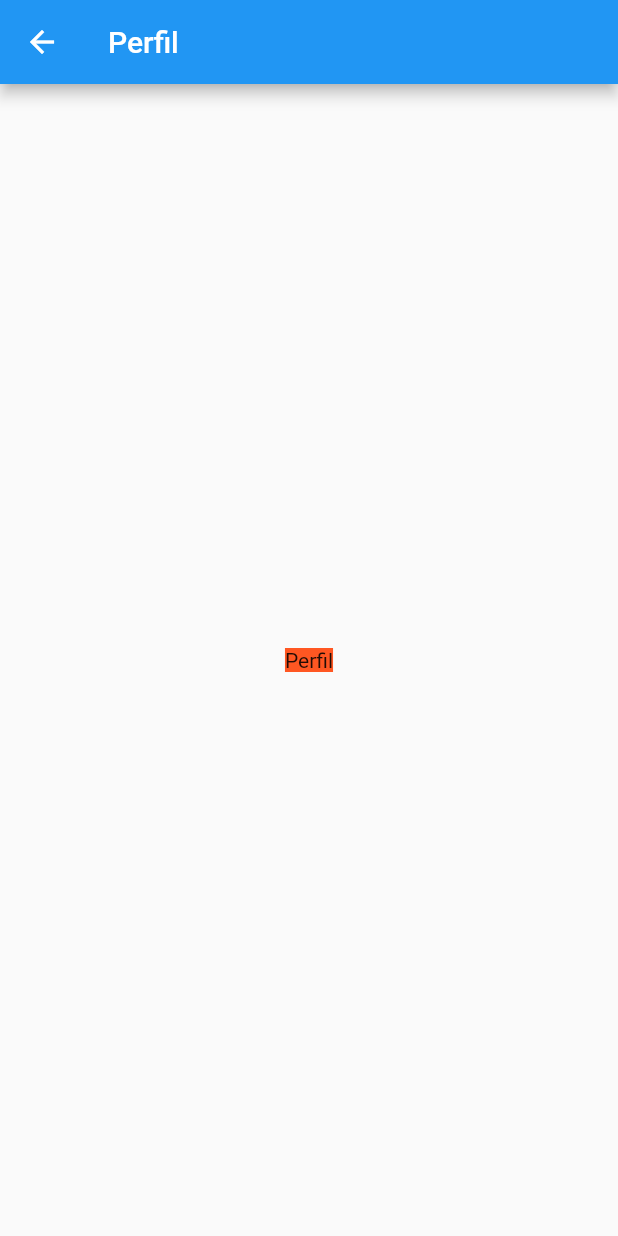
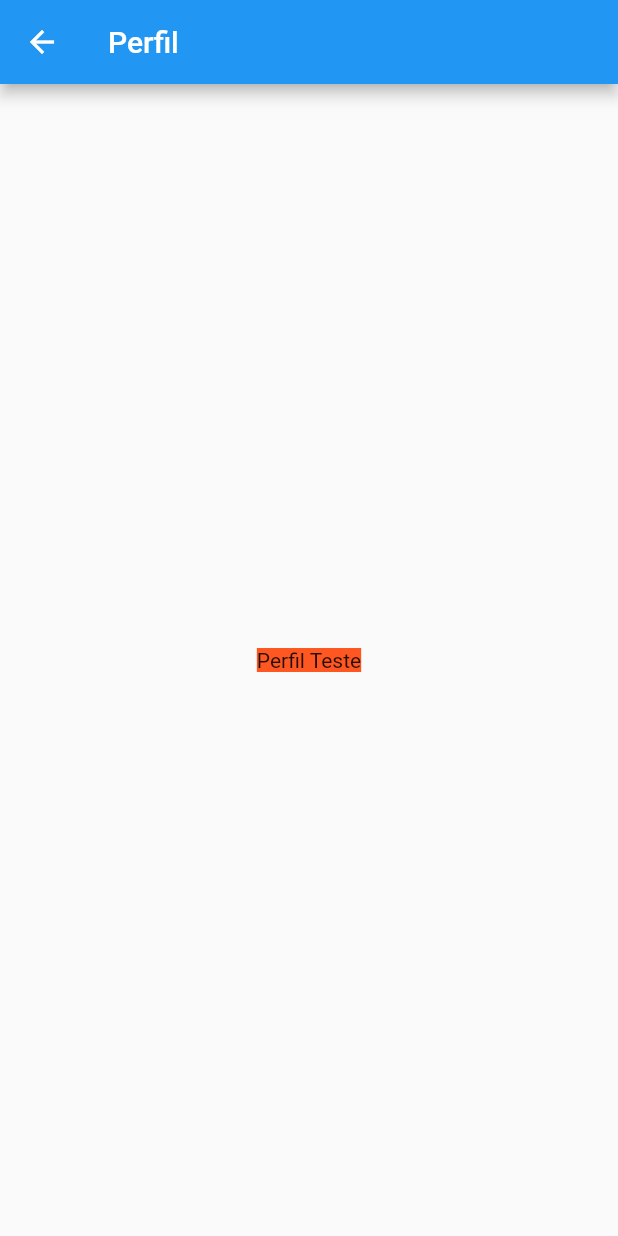
Before and after one commit to joaopaulomirandamatias/consultoria, a Flutter app: the PerfilPage screen opened by its route, on a phone screen of 412 x 824 dp. Run offline on Flutter 3.47's test engine with Material 2 defaults, Android fonts, the phone set to English and light mode, and no system bars; our stand-ins replace animated_text_kit, get.

Commit message:
Mudança de nome

```diff
--- a/lib/app/modules/perfil/perfil_page.dart
+++ b/lib/app/modules/perfil/perfil_page.dart
@@ -12,7 +12,7 @@ class PerfilPage extends StatelessWidget {
       body: Center(
         child: Container(
           color: Colors.deepOrange,
-          child: const Text('Perfil'),
+          child: const Text('Perfil Teste'),
         ),
       ),
     );
```
